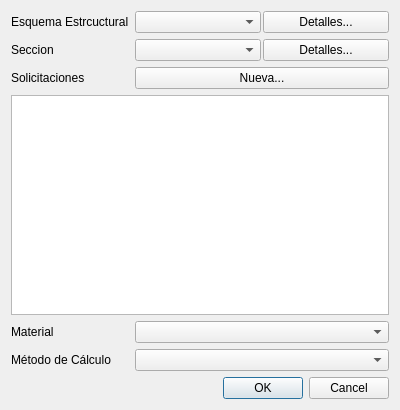
The window that mkstools/dialogs/dlgedittopologia.ui (diegowald/mkstools) describes before a commit, drawn with Qt 5.
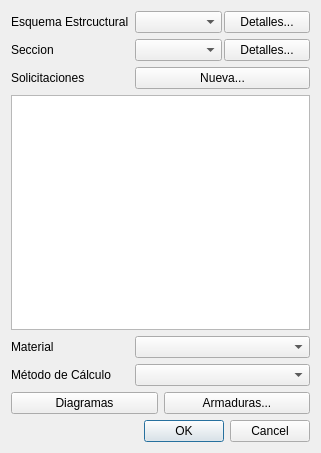
The same window after the commit.

```diff
--- a/mkstools/dialogs/dlgedittopologia.ui
+++ b/mkstools/dialogs/dlgedittopologia.ui
@@ -6,8 +6,8 @@
    <rect>
     <x>0</x>
     <y>0</y>
-    <width>400</width>
-    <height>410</height>
+    <width>321</width>
+    <height>453</height>
    </rect>
   </property>
   <property name="windowTitle">
@@ -16,14 +16,14 @@
   <layout class="QVBoxLayout" name="verticalLayout">
    <item>
     <layout class="QFormLayout" name="formLayout">
-     <property name="fieldGrowthPolicy">
-      <enum>QFormLayout::AllNonFixedFieldsGrow</enum>
-     </property>
      <item row="0" column="0">
       <widget class="QLabel" name="label">
        <property name="text">
         <string>Esquema Estrcuctural</string>
        </property>
+       <property name="buddy">
+        <cstring>cboEsquemasEstructurales</cstring>
+       </property>
       </widget>
      </item>
      <item row="0" column="1">
@@ -43,13 +43,6 @@
        </item>
       </layout>
      </item>
-     <item row="1" column="0">
-      <widget class="QLabel" name="label_2">
-       <property name="text">
-        <string>Seccion</string>
-       </property>
-      </widget>
-     </item>
      <item row="1" column="1">
       <layout class="QHBoxLayout" name="horizontalLayout_2">
        <property name="spacing">
@@ -67,43 +60,80 @@
        </item>
       </layout>
      </item>
-     <item row="2" column="0">
+     <item row="1" column="0">
+      <widget class="QLabel" name="label_2">
+       <property name="text">
+        <string>Seccion</string>
+       </property>
+       <property name="buddy">
+        <cstring>cboSecciones</cstring>
+       </property>
+      </widget>
+     </item>
+     <item row="3" column="0">
       <widget class="QLabel" name="label_3">
        <property name="text">
         <string>Solicitaciones</string>
        </property>
+       <property name="buddy">
+        <cstring>btnAddSolicitacion</cstring>
+       </property>
       </widget>
      </item>
-     <item row="2" column="1">
+     <item row="3" column="1">
       <widget class="QPushButton" name="btnAddSolicitacion">
        <property name="text">
         <string>Nueva...</string>
        </property>
       </widget>
      </item>
-     <item row="4" column="0">
+     <item row="5" column="0">
       <widget class="QLabel" name="label_4">
        <property name="text">
         <string>Material</string>
        </property>
+       <property name="buddy">
+        <cstring>cboMaterial</cstring>
+       </property>
       </widget>
      </item>
-     <item row="3" column="0" colspan="2">
+     <item row="4" column="0" colspan="2">
       <widget class="QListWidget" name="listSolicitaciones"/>
      </item>
-     <item row="5" column="0">
+     <item row="5" column="1">
+      <widget class="QComboBox" name="cboMaterial"/>
+     </item>
+     <item row="6" column="0">
       <widget class="QLabel" name="label_5">
        <property name="text">
         <string>Método de Cálculo</string>
        </property>
+       <property name="buddy">
+        <cstring>cboMetodoCalculo</cstring>
+       </property>
       </widget>
      </item>
-     <item row="4" column="1">
-      <widget class="QComboBox" name="cboMaterial"/>
-     </item>
-     <item row="5" column="1">
+     <item row="6" column="1">
       <widget class="QComboBox" name="cboMetodoCalculo"/>
      </item>
+     <item row="7" column="0" colspan="2">
+      <layout class="QHBoxLayout" name="horizontalLayout_3">
+       <item>
+        <widget class="QPushButton" name="btnDiagramas">
+         <property name="text">
+          <string>Diagramas</string>
+         </property>
+        </widget>
+       </item>
+       <item>
+        <widget class="QPushButton" name="btnArmadura">
+         <property name="text">
+          <string>Armaduras...</string>
+         </property>
+        </widget>
+       </item>
+      </layout>
+     </item>
     </layout>
    </item>
    <item>
```
Left out of the diff: 20 changed lines with no effect on the pictures.
